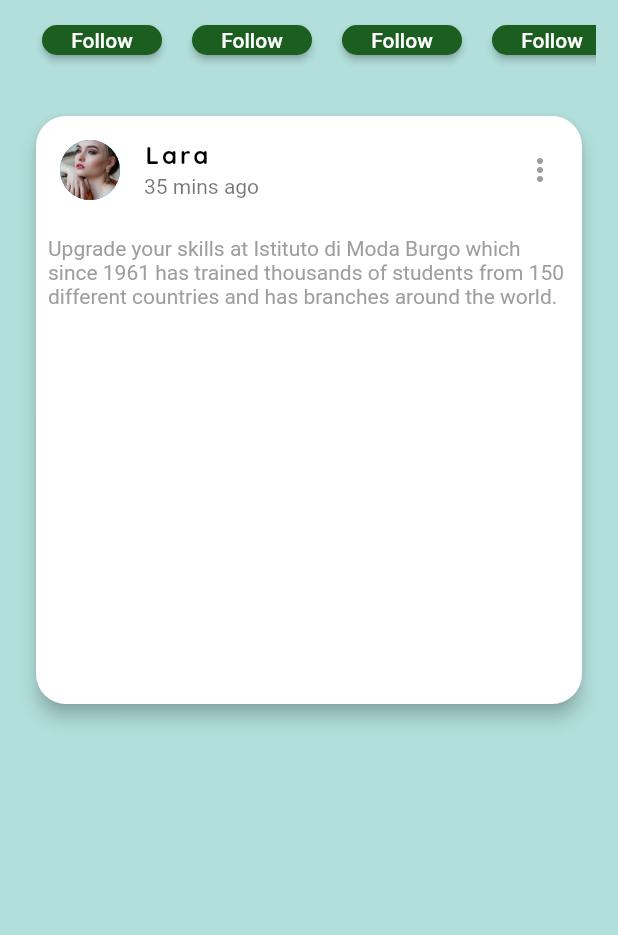
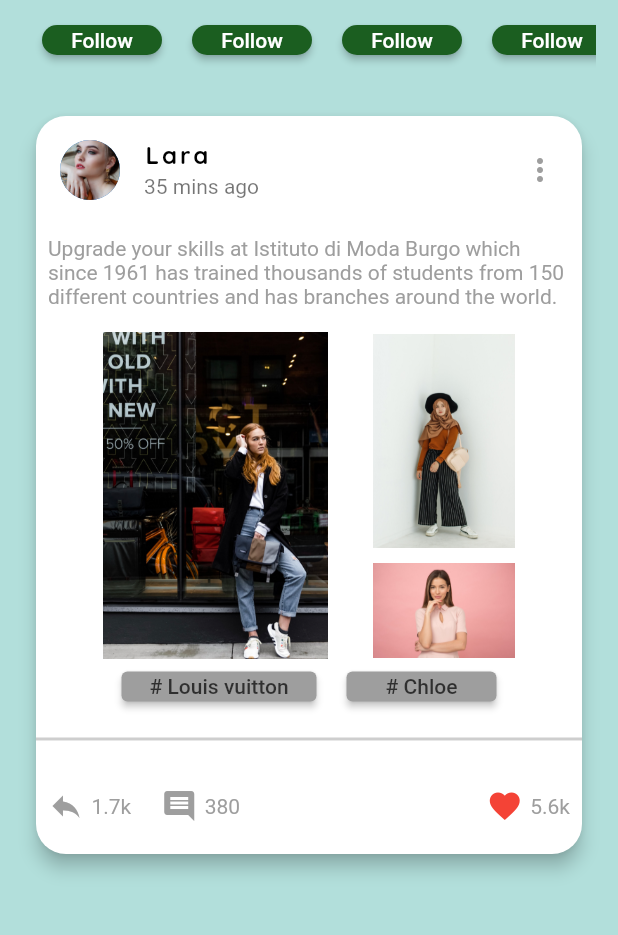
Before and after one commit to tahaturan/flutter_fashion_app, a Flutter app: the screen it shows after launch, on a phone screen of 412 x 824 dp, the part 229-1164 px from its top. Run offline on Flutter 3.47's test engine with Material 2 defaults, Android fonts, the phone set to English and light mode, and no system bars; our stand-ins replace google_fonts; Roboto replaces fonts that are missing (Abel).

Commit message:
Card tasarimi tamamlandi

```diff
--- a/lib/constants/image_string.dart
+++ b/lib/constants/image_string.dart
@@ -21,4 +21,7 @@ class ImageString {
     ImageString.appBarListLogo2,
     ImageString.appBarListLogo3,
   ];
+  static const String cardInfoImg1 = "assets/images/modelgrid1.jpeg";
+  static const String cardInfoImg2 = "assets/images/modelgrid2.jpeg";
+  static const String cardInfoImg3 = "assets/images/modelgrid3.jpeg";
 }
--- a/lib/widgets/body_card_info.dart
+++ b/lib/widgets/body_card_info.dart
@@ -13,7 +13,7 @@ class BodyCardInfo extends StatelessWidget {
     return Padding(
       padding: const EdgeInsets.all(20.0),
       child: SizedBox(
-        height: 400,
+        height: 500,
         width: double.infinity,
         child: Card(
           elevation: 5,
@@ -37,6 +37,117 @@ class BodyCardInfo extends StatelessWidget {
                   style: Constants.defauldStringStyle,
                 ),
               ),
+              Padding(
+                padding: const EdgeInsets.all(8.0),
+                child: Row(
+                  mainAxisAlignment: MainAxisAlignment.center,
+                  children: [
+                    Padding(
+                      padding: const EdgeInsets.only(right: 30),
+                      child: SizedBox(
+                        width: 150,
+                        child: Image.asset(ImageString.cardInfoImg1),
+                      ),
+                    ),
+                    Column(
+                      children: [
+                        SizedBox(
+                          width: 95,
+                          child: Image.asset(ImageString.cardInfoImg2),
+                        ),
+                        const SizedBox(height: 10),
+                        SizedBox(
+                          width: 95,
+                          child: Image.asset(ImageString.cardInfoImg3),
+                        ),
+                      ],
+                    )
+                  ],
+                ),
+              ),
+              Row(
+                mainAxisAlignment: MainAxisAlignment.center,
+                children: [
+                  SizedBox(
+                    width: 130,
+                    height: 20,
+                    child: ElevatedButton(
+                      style: ElevatedButton.styleFrom(
+                        primary: Colors.grey,
+                        onPrimary: Colors.black.withOpacity(0.7),
+                      ),
+                      onPressed: () {},
+                      child: const Text(
+                        "# Louis vuitton",
+                      ),
+                    ),
+                  ),
+                  const SizedBox(width: 20),
+                  SizedBox(
+                    width: 100,
+                    height: 20,
+                    child: ElevatedButton(
+                      style: ElevatedButton.styleFrom(
+                        primary: Colors.grey,
+                        onPrimary: Colors.black.withOpacity(0.7),
+                      ),
+                      onPressed: () {},
+                      child: const Text(
+                        "# Chloe",
+                      ),
+                    ),
+                  ),
+                ],
+              ),
+              Divider(
+                color: Colors.grey.withOpacity(0.5),
+                thickness: 2,
+                height: 50,
+              ),
+              Padding(
+                padding: const EdgeInsets.all(8.0),
+                child: Row(
+                  mainAxisAlignment: MainAxisAlignment.spaceBetween,
+                  children: [
+                    Row(
+                      children: [
+                        const Icon(
+                          Icons.reply_outlined,
+                          color: Colors.grey,
+                        ),
+                        const SizedBox(width: 5),
+                        Text(
+                          "1.7k",
+                          style: Constants.defauldStringStyle,
+                        ),
+                        const SizedBox(width: 20),
+                        const Icon(
+                          Icons.comment,
+                          color: Colors.grey,
+                        ),
+                        const SizedBox(width: 5),
+                        Text(
+                          "380",
+                          style: Constants.defauldStringStyle,
+                        ),
+                      ],
+                    ),
+                    Row(
+                      children: [
+                        const Icon(
+                          Icons.favorite,
+                          color: Colors.red,
+                        ),
+                        const SizedBox(width: 5),
+                        Text(
+                          "5.6k",
+                          style: Constants.defauldStringStyle,
+                        ),
+                      ],
+                    )
+                  ],
+                ),
+              )
             ],
           ),
         ),
```
